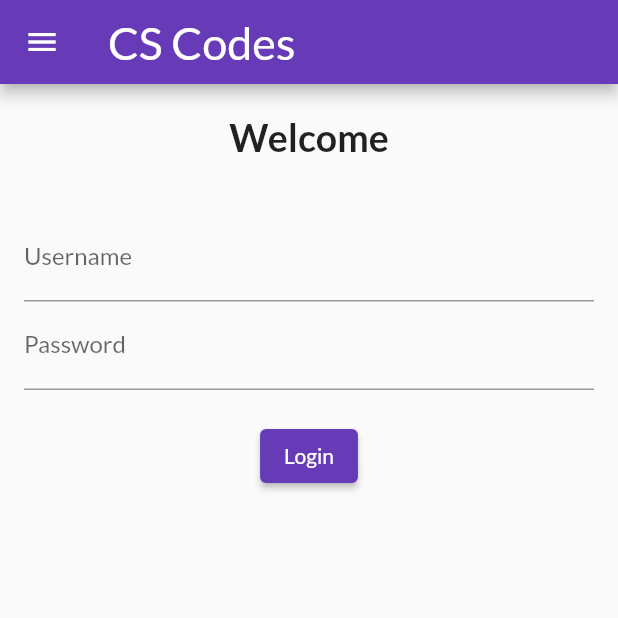
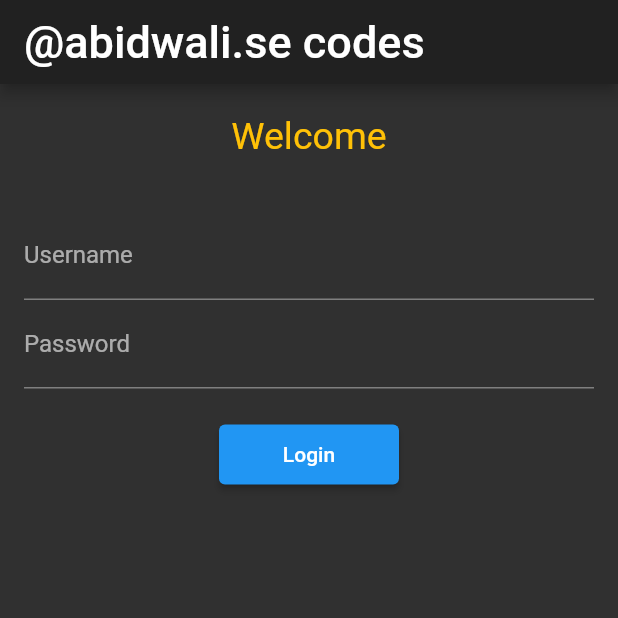
Before and after one commit to abidwali/FLUTTER_APPLICATION_1, a Flutter app: the screen it shows after launch, on a phone screen of 412 x 824 dp, the top half of it. Run offline on Flutter 3.47's test engine with Material 2 defaults, Android fonts, the phone set to English and light mode, and no system bars; our stand-ins replace google_fonts.

Commit message:
Day 3 Completed

```diff
--- a/lib/Pages/home_page.dart
+++ b/lib/Pages/home_page.dart
@@ -1,3 +1,4 @@
+import 'package:flutter/cupertino.dart';
 import 'package:flutter/material.dart';
 
 class HomePage extends StatelessWidget {
@@ -6,12 +7,12 @@ class HomePage extends StatelessWidget {
     return Scaffold(
       appBar: AppBar(
         title: Text(
-          "CS Codes",
-          textAlign: TextAlign.center,
+          "@abidwali.se codes",
           style: TextStyle(
             fontSize: 30,
+            fontWeight: FontWeight.bold,
           ),
-        ),
+          ),
       ),
       body: Center(
         child: Container(
@@ -20,9 +21,8 @@ class HomePage extends StatelessWidget {
             style: TextStyle(
               fontSize: 20,
               color: Colors.blue,
-              fontWeight: FontWeight.bold,
             ),
-          ),
+            ),
         ),
       ),
       drawer: Drawer(),
--- a/lib/Pages/login_page.dart
+++ b/lib/Pages/login_page.dart
@@ -1,4 +1,6 @@
+import 'package:flutter/cupertino.dart';
 import 'package:flutter/material.dart';
+import 'package:flutter_application_1/utlis/routes.dart';
 
 class LoginPage extends StatelessWidget {
   @override
@@ -6,8 +8,7 @@ class LoginPage extends StatelessWidget {
     return Scaffold(
       appBar: AppBar(
         title: Text(
-          "CS Codes",
-          textAlign: TextAlign.center,
+          "@abidwali.se codes",
           style: TextStyle(
             fontSize: 30,
           ),
@@ -22,8 +23,8 @@ class LoginPage extends StatelessWidget {
             Text(
               "Welcome",
               style: TextStyle(
+                color: Colors.amber,
                 fontSize: 25,
-              fontWeight: FontWeight.bold,
               ),
             ),
             SizedBox(
@@ -40,7 +41,6 @@ class LoginPage extends StatelessWidget {
                     ),
                   ),
                   TextFormField(
-                  obscureText: true,
                     decoration: InputDecoration(
                       hintText: "Enter Password",
                       labelText: "Password",
@@ -50,18 +50,18 @@ class LoginPage extends StatelessWidget {
                     height: 20,
                   ),
                   ElevatedButton(
+                    child: Text("Login"),
+                    style: TextButton.styleFrom(minimumSize: Size(120, 40)),
                     onPressed: () {
-                    print("Hi Abid");
+                      Navigator.pushNamed(context, MyRoutes.homeRoute);
                     },
-                  child: Text("Login"),
-                  style: ButtonStyle(),
-                )
+                  ),
                 ],
               ),
             ),
           ],
-      )),
-      drawer: Drawer(),
+        ),
+      ),
     );
   }
 }
--- a/lib/main.dart
+++ b/lib/main.dart
@@ -1,6 +1,7 @@
 import 'package:flutter/material.dart';
 import 'package:flutter_application_1/Pages/home_page.dart';
 import 'package:flutter_application_1/Pages/login_page.dart';
+import 'package:flutter_application_1/utlis/routes.dart';
 import 'package:google_fonts/google_fonts.dart';
 
 void main() {
@@ -11,7 +12,8 @@ class MyApp extends StatelessWidget {
   @override
   Widget build(BuildContext context) {
     return MaterialApp(
-      themeMode: ThemeMode.light,
+      debugShowCheckedModeBanner: false,
+      themeMode: ThemeMode.dark,
       theme: ThemeData(
         primarySwatch: Colors.deepPurple,
         fontFamily: GoogleFonts.lato().fontFamily,
@@ -19,11 +21,11 @@ class MyApp extends StatelessWidget {
       darkTheme: ThemeData(
         brightness: Brightness.dark,
       ),
-      //home: HomePage(),
       initialRoute: "/",
       routes: {
         "/": (context) => LoginPage(),
-        "/login": (context) => HomePage(),
+        MyRoutes.homeRoute: (context) => HomePage(),
+        MyRoutes.loginRoute: (context) => LoginPage(),
       },
     );
   }
--- /dev/null
+++ b/lib/utlis/routes.dart
@@ -0,0 +1,5 @@
+class MyRoutes {
+  static String homeRoute = "/home";
+  static String loginRoute = "/login";
+
+}
```
Lines whose indentation alone changed are shown as unchanged.
